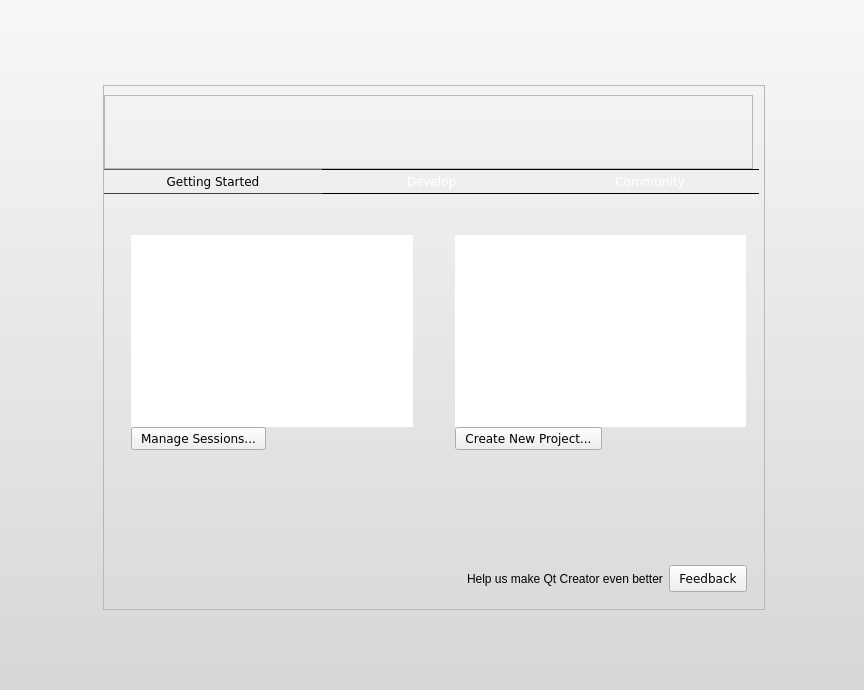
This is src/plugins/coreplugin/welcomemode.ui in qt-creator/qt-creator as Qt 5 draws it before an edit. The edited form follows.
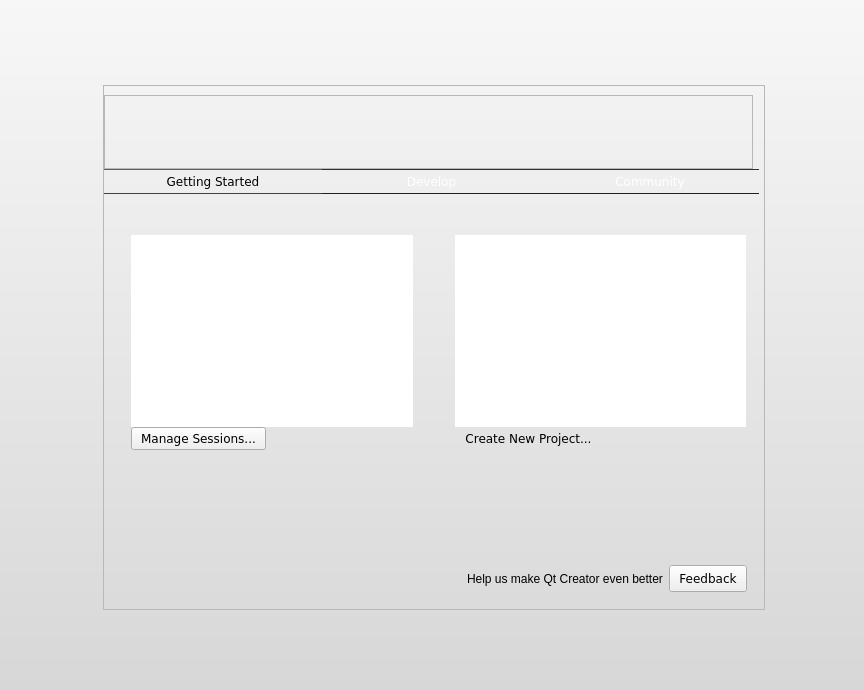
This is the edited form. Icons and pictures are not drawn. Custom widgets are drawn as their Qt base class.

Commit message: Fixes:    Fix highcontrast themes Details: We need to force the background and foreground colors to make dark color themes work with the style sheet. I also changed the selected tab-button not to be sunken and the menu highlight to be slightly lighter.

The edit to the form file:
```diff
--- a/src/plugins/coreplugin/welcomemode.ui
+++ b/src/plugins/coreplugin/welcomemode.ui
@@ -21,9 +21,16 @@
     padding: 0px 6px;
     font-size: 12px;
     font-family: lucida sans, dejavu sans, sans serif;
+}
+
+*{
     color: black;
 }
 
+ QComboBox QAbstractItemView {
+    background-color:white;
+}
+
  QComboBox::down-arrow {
      image: url(:/core/images/welcomemode/combobox_arrow.png);
  }
@@ -41,7 +48,7 @@
     border-image: url(:/core/images/welcomemode/btn_26_hover.png) 4;
 }
 
-QToolButton:disabled, QPushButton:disabled {
+QToolButton:disabled, QPushButton:disabled, QComboBox::disabled {
 	color:gray;
 }
 
@@ -187,8 +194,8 @@
 	stop: 0.401 #636363,
 	stop: 1 #4a4a4a);
 	border: 0px solid black;
-	border-top: 1px solid black;
-	border-bottom: 1px solid black;
+	border-top: 1px solid #303030;
+	border-bottom: 1px solid #202020;
 	color: white;
 	height:20px;
 }
@@ -202,7 +209,7 @@
 	stop: 1 #555555);
 }
 
-QToolButton:checked {
+QToolButton:checked, QToolButton:checked:pressed {
 	border-image:none;
 	background-color: qlineargradient(x1: 0, y1: 0, x2: 0.0, y2: 1.0,
 	stop: 0 #ffffff,
@@ -885,6 +892,9 @@
                   <property name="text">
                    <string>Create New Project...</string>
                   </property>
+                  <property name="flat">
+                   <bool>true</bool>
+                  </property>
                  </widget>
                 </item>
                 <item row="4" column="0">
```
The commit also changes 1 other file.
